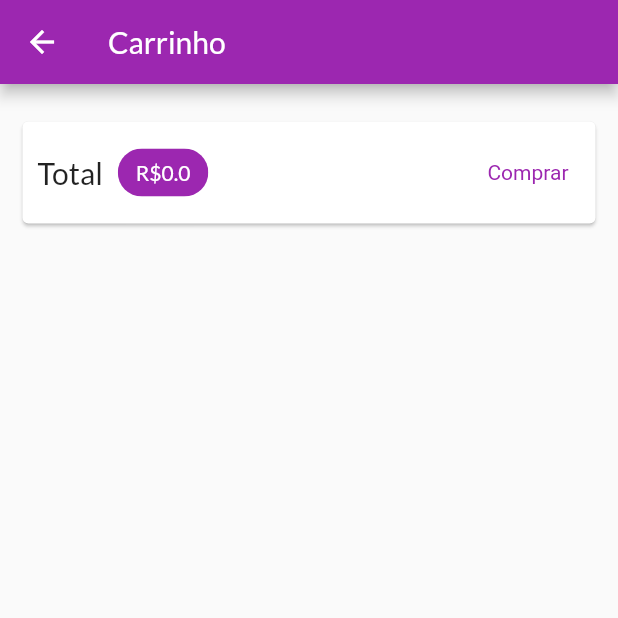
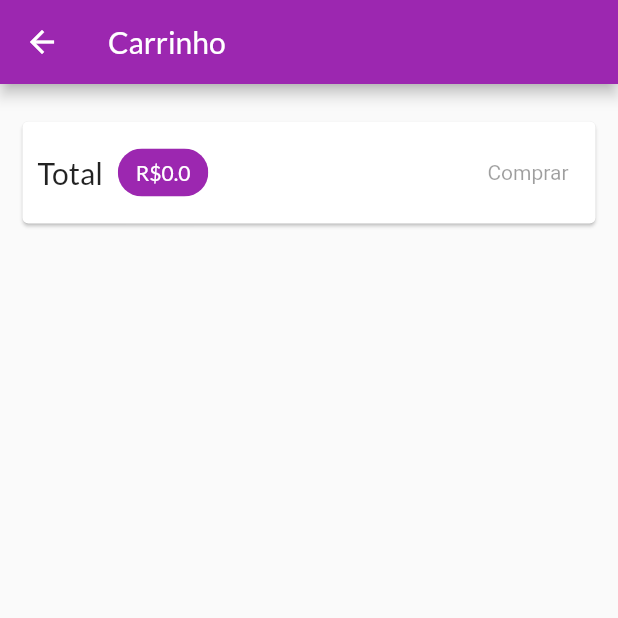
Before and after one commit to maurisones/shop, a Flutter app: the CartPage screen opened by its route, on a phone screen of 412 x 824 dp, the top half of it. Run offline on Flutter 3.47's test engine with Material 2 defaults, Android fonts, the phone set to English and light mode, and no system bars; network calls fail.

Commit message:
Shop with product sync in firebase and order sync

```diff
--- a/lib/components/order_widget.dart
+++ b/lib/components/order_widget.dart
@@ -50,7 +50,9 @@ class _OrderWidgetState extends State<OrderWidget> {
             ),
           ),
           if (_expanded)
-            Container(
+            Padding(
+              padding: const EdgeInsets.only(left: 20, right: 10),
+              child: Container(
                 height: (widget.order.products.length * 25) + 10,
                 child: ListView(
                   children: widget.order.products.map((product) {
@@ -73,6 +75,7 @@ class _OrderWidgetState extends State<OrderWidget> {
                     );
                   }).toList(),
                 ),
+              ),
             )
         ],
       ),
--- a/lib/models/cart.dart
+++ b/lib/models/cart.dart
@@ -18,7 +18,7 @@ class Cart with ChangeNotifier {
   }
 
   void clear() {
-    _items.clear();
+    _items = {};
     notifyListeners();
   }
 
--- a/lib/models/product_list.dart
+++ b/lib/models/product_list.dart
@@ -5,10 +5,10 @@ import 'package:http/http.dart' as http;
 import 'package:shop/data/dummy_data.dart';
 import 'package:shop/exceptions/http_exception.dart';
 import 'package:shop/models/product.dart';
+import 'package:shop/utils/consts.dart';
 
 class ProductList with ChangeNotifier {
-  final String baseUrl =
-      'https://teste-1a75c-default-rtdb.firebaseio.com/teste';
+  final String baseUrl = '${Consts.URL_BASE}/products';
   //List<Product> _items = dummyProducts;
   List<Product> _items = [];
 
--- a/lib/pages/cart_page.dart
+++ b/lib/pages/cart_page.dart
@@ -49,19 +49,7 @@ class CartPage extends StatelessWidget {
                     ),
                   ),
                   Spacer(),
-                  TextButton(
-                    onPressed: () {
-                      Provider.of<OrderList>(context, listen: false)
-                          .addOrder(cart);
-                      cart.clear();
-                    },
-                    child: Text('Comprar'),
-                    style: TextButton.styleFrom(
-                      textStyle: TextStyle(
-                        color: Theme.of(context).primaryColor,
-                      ),
-                    ),
-                  ),
+                  CartBuyButton(cart: cart),
                 ],
               ),
             ),
@@ -78,3 +66,41 @@ class CartPage extends StatelessWidget {
     );
   }
 }
+
+class CartBuyButton extends StatefulWidget {
+  const CartBuyButton({
+    Key? key,
+    required this.cart,
+  }) : super(key: key);
+
+  final Cart cart;
+
+  @override
+  State<CartBuyButton> createState() => _CartBuyButtonState();
+}
+
+class _CartBuyButtonState extends State<CartBuyButton> {
+  bool isLoading = false;
+  @override
+  Widget build(BuildContext context) {
+    return isLoading
+        ? CircularProgressIndicator()
+        : TextButton(
+            onPressed: widget.cart.itemsCount == 0
+                ? null
+                : () async {
+                    setState(() => isLoading = true);
+                    await Provider.of<OrderList>(context, listen: false)
+                        .addOrder(widget.cart);
+                    widget.cart.clear();
+                    setState(() => isLoading = false);
+                  },
+            child: Text('Comprar'),
+            style: TextButton.styleFrom(
+              textStyle: TextStyle(
+                color: Theme.of(context).primaryColor,
+              ),
+            ),
+          );
+  }
+}
--- /dev/null
+++ b/lib/utils/consts.dart
@@ -0,0 +1,3 @@
+class Consts {
+  static const URL_BASE = 'https://teste-1a75c-default-rtdb.firebaseio.com/';
+}
```
Also changed, not shown: lib/models/order_list.dart (+66 -8 lines), lib/pages/orders_page.dart (+30 -6 lines). Lines whose indentation alone changed are shown as unchanged.
